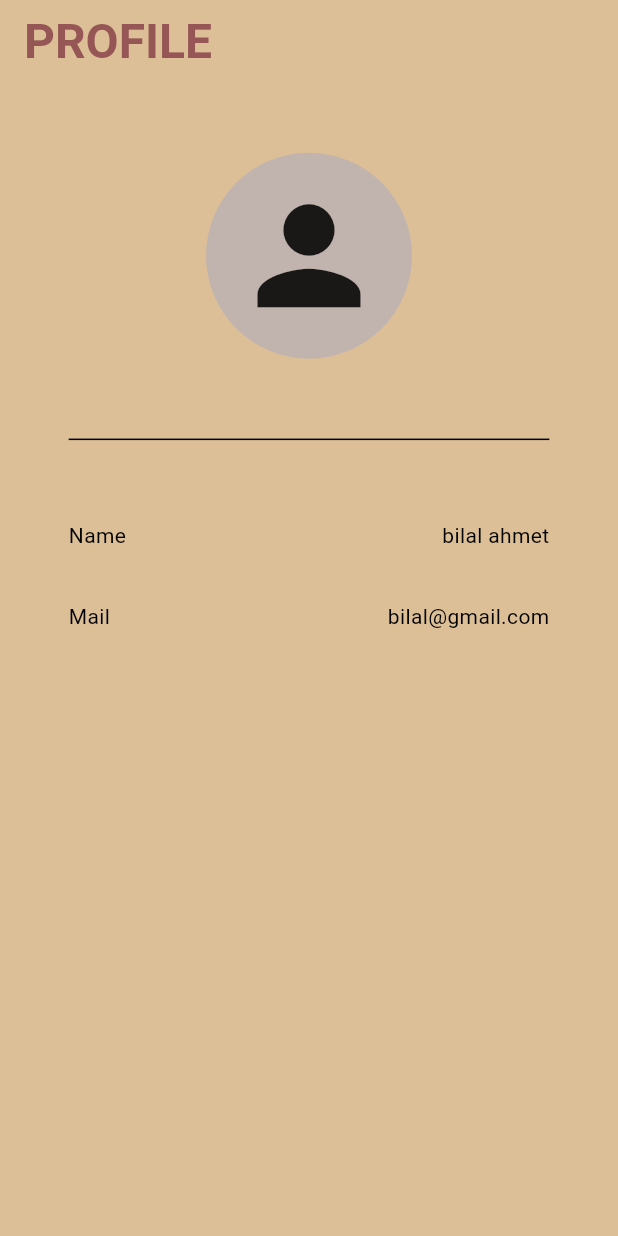
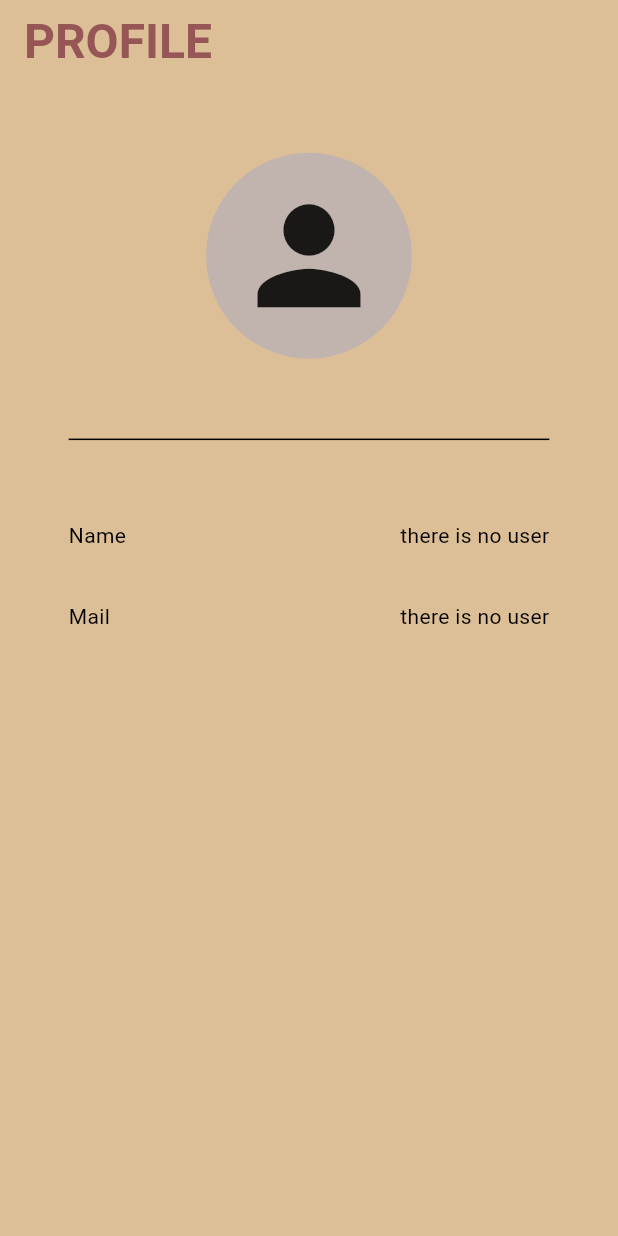
Before and after one commit to bilal-ahmet/password_manager, a Flutter app: the ProfilPage screen opened by its route, on a phone screen of 412 x 824 dp. Run offline on Flutter 3.47's test engine with Material 3 defaults, Android fonts, the phone set to English and light mode, and no system bars; our stand-ins replace bloc, cloud_firestore, firebase_auth, firebase_core, flutter_bloc, go_router and 2 more; accounts and stored records are empty; network calls fail.

Commit message:
fix_all_bugs_and_prepare_to_publish_stores

```diff
--- a/lib/model/user_model.dart
+++ b/lib/model/user_model.dart
@@ -17,28 +17,28 @@ class UserModel {
   String? appName;
 
   @HiveField(4)
-  bool? isDarkTheme;
+  String? appMail;
 
   @HiveField(5)
-  bool? isSignIn;
+  String? appPassword;
 
-  UserModel(this.name, this.email, this.password, this.appName, this.isDarkTheme, this.isSignIn);
+  UserModel(this.name, this.email, this.password, this.appName, this.appMail, this.appPassword);
 
   UserModel copyWith({
     String? name,
     String? email,
     String? password,
     String? appName,
-    bool? isDarkTheme,
-    bool? isSignIn,
+    String? appMail,
+    String? appPassword,
   }) {
     return UserModel(
       name ?? this.name,
       email ?? this.email,
       password ?? this.password,
       appName ?? this.appName,
-      isDarkTheme ?? this.isDarkTheme,
-      isSignIn ?? this.isSignIn,
+      appMail ?? this.appMail,
+      appPassword ?? this.appPassword
     );
   }
 }
--- a/lib/pages/login_page.dart
+++ b/lib/pages/login_page.dart
@@ -8,6 +8,8 @@ class LoginPage extends StatelessWidget {
 
  TextEditingController mailController = TextEditingController();
  TextEditingController passwordController = TextEditingController();
+
+
 
   @override
   Widget build(BuildContext context) {
--- a/lib/pages/profil_page.dart
+++ b/lib/pages/profil_page.dart
@@ -1,7 +1,10 @@
 import 'package:flutter/material.dart';
+import 'package:password_manager/lokal_storage/service.dart';
 
 class ProfilPage extends StatelessWidget {
-  const ProfilPage({super.key});
+  ProfilPage({super.key});
+
+  Service service = Service();
 
   @override
   Widget build(BuildContext context) {
@@ -17,7 +20,7 @@ class ProfilPage extends StatelessWidget {
         ),
       ),
       body: Column(
-        crossAxisAlignment: CrossAxisAlignment.start,
+        mainAxisAlignment: MainAxisAlignment.start,
         children: [
           Center(
             child: Column(
@@ -31,7 +34,10 @@ class ProfilPage extends StatelessWidget {
                   decoration: BoxDecoration(
                       color: Theme.of(context).colorScheme.secondary,
                       shape: BoxShape.circle),
-                  child: Icon(Icons.person, size: MediaQuery.of(context).size.width/4,),
+                  child: Icon(
+                    Icons.person,
+                    size: MediaQuery.of(context).size.width / 4,
+                  ),
                 ),
                 SizedBox(
                   height: MediaQuery.of(context).size.width / 9,
@@ -46,25 +52,101 @@ class ProfilPage extends StatelessWidget {
             ),
           ),
           Padding(
-            padding:
-                EdgeInsets.only(left: MediaQuery.of(context).size.width / 9, right: MediaQuery.of(context).size.width / 9),
+            padding: EdgeInsets.only(
+                left: MediaQuery.of(context).size.width / 9,
+                right: MediaQuery.of(context).size.width / 9),
             child: Column(
+              mainAxisAlignment: MainAxisAlignment.start,
               children: [
-                const Row(
+                Row(
+                  crossAxisAlignment: CrossAxisAlignment.start,
                   mainAxisAlignment: MainAxisAlignment.spaceBetween,
                   children: [
-                     Text("Name"),
-                     Text("bilal ahmet"),
+                    const Text("Name"),
+                    SizedBox(
+                      width: MediaQuery.of(context).size.width / 5,
+                    ),
+                    FutureBuilder(
+                      future: service.getAllUser(),
+                      builder: (context, snapshot) {
+                        if (snapshot.connectionState ==
+                            ConnectionState.waiting) {
+                          return const Center(
+                            child: CircularProgressIndicator(),
+                          );
+                        } else if (snapshot.hasError) {
+                          return Center(
+                            child: Text("${snapshot.error}"),
+                          );
+                        } else if (!snapshot.hasData ||
+                            snapshot.data!.isEmpty) {
+                          return const Center(
+                            child: Text("there is no user"),
+                          );
+                        } else {
+                          return SizedBox(
+                            height: MediaQuery.of(context).size.width / 10,
+                            width: MediaQuery.of(context).size.width / 2.5,
+                            child: ListView.builder(
+                              itemCount: snapshot.data!.length,
+                              itemBuilder: (context, index) {
+                                return Text(
+                                  snapshot.data![index].name.toString(),
+                                  softWrap: false,
+                                );
+                              },
+                            ),
+                          );
+                        }
+                      },
+                    )
                   ],
                 ),
                 SizedBox(
                   height: MediaQuery.of(context).size.width / 12,
                 ),
-                const Row(
+                Row(
+                  crossAxisAlignment: CrossAxisAlignment.start,
                   mainAxisAlignment: MainAxisAlignment.spaceBetween,
                   children: [
-                     Text("Mail"),
-                    Text("bilal@gmail.com")
+                    const Text("Mail"),
+                    SizedBox(
+                      width: MediaQuery.of(context).size.width / 5,
+                    ),
+                    FutureBuilder(
+                      future: service.getAllUser(),
+                      builder: (context, snapshot) {
+                        if (snapshot.connectionState ==
+                            ConnectionState.waiting) {
+                          return const Center(
+                            child: CircularProgressIndicator(),
+                          );
+                        } else if (snapshot.hasError) {
+                          return Center(
+                            child: Text("error: ${snapshot.error}"),
+                          );
+                        } else if (!snapshot.hasData ||
+                            snapshot.data!.isEmpty) {
+                          return const Center(
+                            child: Text("there is no user"),
+                          );
+                        } else {
+                          return SizedBox(
+                            height: MediaQuery.of(context).size.width / 10,
+                            width: MediaQuery.of(context).size.width / 2.5,
+                            child: ListView.builder(
+                              itemCount: snapshot.data!.length,
+                              itemBuilder: (context, index) {
+                                return Text(
+                                  snapshot.data![index].email.toString(),
+                                  softWrap: false,
+                                );
+                              },
+                            ),
+                          );
+                        }
+                      },
+                    )
                   ],
                 )
               ],
--- a/lib/pages/register_page.dart
+++ b/lib/pages/register_page.dart
@@ -1,5 +1,6 @@
 import 'package:flutter/material.dart';
 import 'package:password_manager/database/auth.dart';
+import 'package:password_manager/lokal_storage/service.dart';
 import 'package:password_manager/model/user_model.dart';
 import 'package:password_manager/router/page_router.dart';
 
@@ -9,6 +10,9 @@ class RegisterPage extends StatelessWidget {
   TextEditingController mailController = TextEditingController();
   TextEditingController passwordController = TextEditingController();
   TextEditingController nameController = TextEditingController();
+
+  UserModel? user = UserModel(null, null, null, null, null, null);
+  Service service = Service();
 
   @override
   Widget build(BuildContext context) {
@@ -94,6 +98,15 @@ class RegisterPage extends StatelessWidget {
                     onPressed: () async {
                       await signUpUser(
                           mailController.text, passwordController.text);
+
+                      user = user?.copyWith(
+                        name: nameController.text,
+                        email: mailController.text,
+                        password: passwordController.text
+                      );
+
+                      service.addUser(user!);
+
                       router.pushReplacement("/loginPage");
                     },
                     child: const Text("Sign up")),
--- a/lib/router/page_router.dart
+++ b/lib/router/page_router.dart
@@ -25,7 +25,7 @@ final GoRouter router = GoRouter(
       ),
       GoRoute(
         path: "/profilPage",
-        builder: (context, state) => const ProfilPage(),
+        builder: (context, state) => ProfilPage(),
       ),
       GoRoute(
         path: "/themePage",
```
Also changed, not shown: lib/pages/home_page.dart (+27 -27 lines), lib/model/user_model.g.dart.
